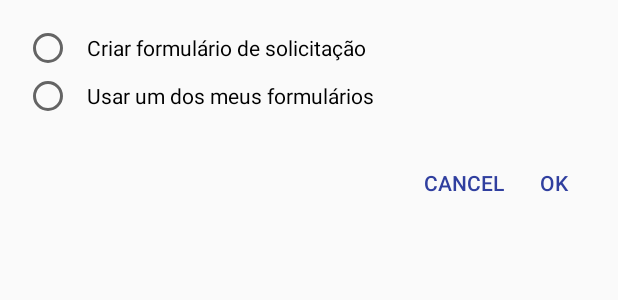
After one commit to rayssaledo/DoeVida, an Android app: the layout dialog_choose_form.xml on its own in the app's theme, with its tools: preview values and no code run, on a phone screen of 412 x 824 dp. The commit adds this screen. Shown: the top 300 px of the screen. Run offline under Robolectric (Android 15) with nearby library versions, the phone set to English and light mode, and no system bars.

Commit message:
Criando dialog para escolher como pedir doação

```diff
--- a/DoeVida/app/src/main/java/projeto/les/doevida/doevida/views/DonorsActivity.java
+++ b/DoeVida/app/src/main/java/projeto/les/doevida/doevida/views/DonorsActivity.java
@@ -1,5 +1,6 @@
 package projeto.les.doevida.doevida.views;
 
+import android.app.Dialog;
 import android.content.Context;
 import android.content.Intent;
 import android.content.res.Configuration;
@@ -12,6 +13,7 @@ import android.view.MenuItem;
 import android.view.View;
 import android.widget.AdapterView;
 import android.widget.ListView;
+import android.widget.RadioButton;
 import android.widget.RelativeLayout;
 import android.widget.TextView;
 
@@ -93,10 +95,38 @@ public class DonorsActivity extends AppCompatActivity {
                 intent.putExtra("DONOR", donor);
                 startActivity(intent);
                 */
+
+                final Dialog dialog = new Dialog(DonorsActivity.this);
+                dialog.setContentView(R.layout.dialog_choose_form);
+                dialog.setTitle("Fazer pedido");
+                dialog.setCancelable(true);
+
+                final RadioButton rd1 = (RadioButton) dialog.findViewById(R.id.rd1);
+                final RadioButton rd2 = (RadioButton) dialog.findViewById(R.id.rd2);
+
+                rd1.setOnClickListener(new View.OnClickListener() {
+                    @Override
+                    public void onClick(View v) {
+                        rd1.setChecked(true);
+                        rd2.setChecked(false);
+                    }
+                });
+                rd2.setOnClickListener(new View.OnClickListener() {
+                    @Override
+                    public void onClick(View v) {
+                        rd2.setChecked(true);
+                        rd1.setChecked(false);
+                    }
+                });
+                dialog.show();
+
             }
         });
         context = this;
         getListDonors();
+
+
+
     }
 
     public void setmDrawer(ArrayList<NavItem> mNavItems) {
--- /dev/null
+++ b/DoeVida/app/src/main/res/layout/dialog_choose_form.xml
@@ -0,0 +1,58 @@
+<?xml version="1.0" encoding="utf-8"?>
+<RelativeLayout xmlns:android="http://schemas.android.com/apk/res/android"
+    android:layout_width="wrap_content"
+    android:layout_height="wrap_content"
+    android:paddingStart="16dp"
+    android:paddingTop="16dp">
+
+
+    <RadioButton
+        android:id="@+id/rd1"
+        android:layout_width="wrap_content"
+        android:layout_height="wrap_content"
+        android:paddingLeft="10dp"
+        android:text="@string/create_form" />
+
+    <RadioButton
+        android:id="@+id/rd2"
+        android:layout_width="wrap_content"
+        android:layout_height="wrap_content"
+        android:layout_below="@+id/rd1"
+        android:paddingLeft="10dp"
+        android:text="@string/reuse_form" />
+
+    <LinearLayout
+        android:layout_width="wrap_content"
+        android:layout_height="52dp"
+        android:layout_marginTop="24dp"
+        android:layout_below="@+id/rd2"
+        android:orientation="horizontal"
+        android:layout_alignParentEnd="true"
+        >
+
+        <Button
+            android:layout_width="wrap_content"
+            android:layout_height="36dp"
+            android:minWidth="64dp"
+            android:paddingTop="8dp"
+            android:paddingBottom="8dp"
+            style="@style/Widget.AppCompat.Button.Borderless"
+            android:textColor="@color/blue"
+            android:text="@string/cancel" />
+
+        <Button
+            android:layout_width="wrap_content"
+            android:layout_height="36dp"
+            android:minWidth="64dp"
+            android:gravity="start|center_vertical"
+            style="@style/Widget.AppCompat.Button.Borderless"
+            android:paddingTop="8dp"
+            android:paddingBottom="8dp"
+            android:textColor="@color/blue"
+            android:text="@string/ok" />
+    </LinearLayout>
+
+
+
+
+</RelativeLayout>
--- a/DoeVida/app/src/main/res/values/colors.xml
+++ b/DoeVida/app/src/main/res/values/colors.xml
@@ -5,4 +5,6 @@
     <color name="blue">#303F9F</color>
     <color name="white">#ffffff</color>
     <color name="black">#000000</color>
+    <color name="blue_light">#00afff</color>
+    <color name="green">#107b11</color>
 </resources>
--- a/DoeVida/app/src/main/res/values/strings.xml
+++ b/DoeVida/app/src/main/res/values/strings.xml
@@ -71,4 +71,11 @@
     <string name="impediment9">- Tem graves problemas no pulmão, coração, rins ou fígado;</string>
     <string name="impediment10">- Tem doença de chagas;</string>
     <string name="impediment11">- É diabético com complicações vasculares.</string>
+
+    <string name="create_form">Criar formulário de solicitação</string>
+    <string name="reuse_form">Usar um dos meus formulários</string>
+    <string name="cancel">CANCEL</string>
+    <string name="ok">OK</string>
+
+
 </resources>
```
